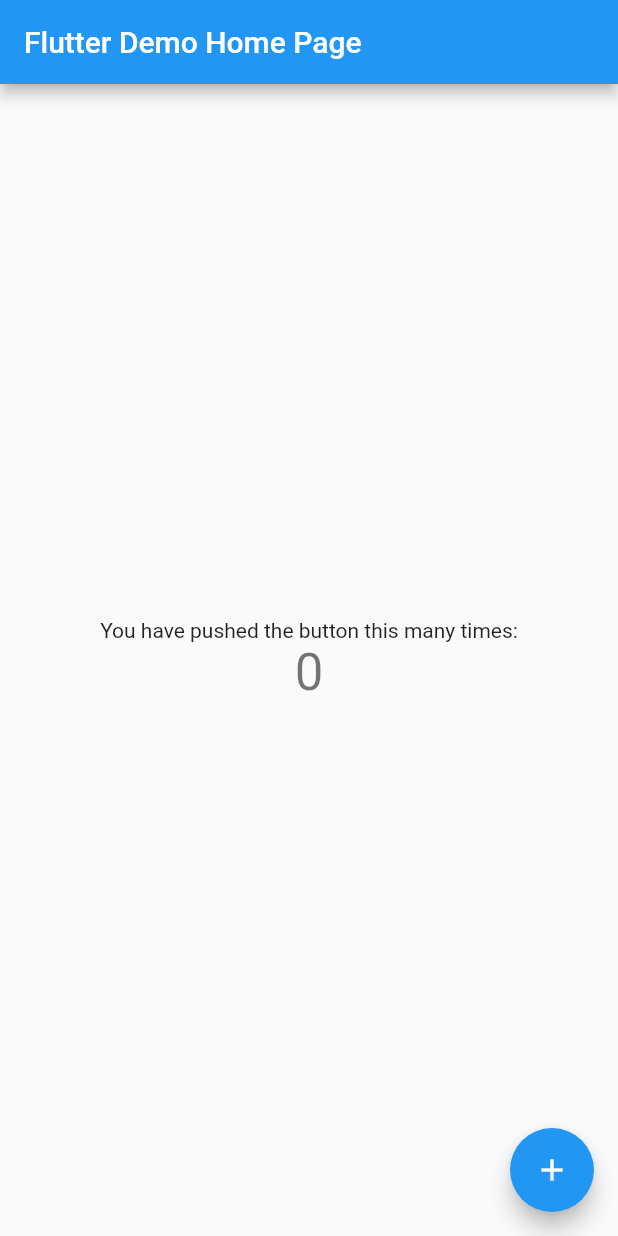
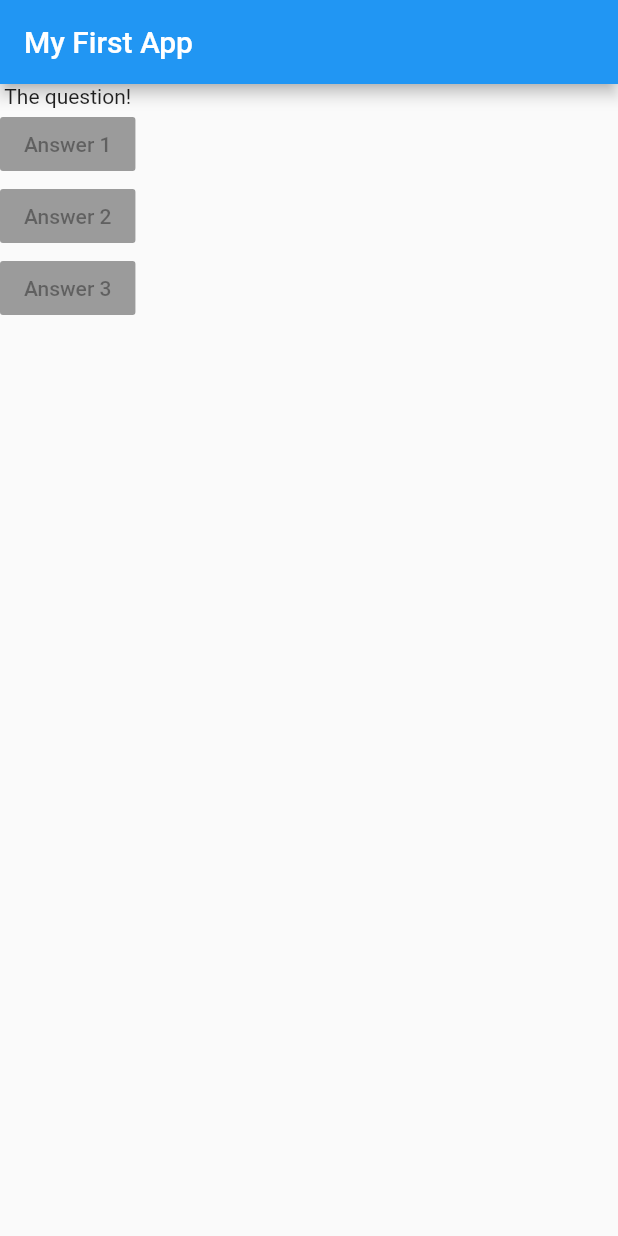
Before and after one commit to zettlrobert/flutter_quizz_app, a Flutter app: the screen it shows after launch, on a phone screen of 412 x 824 dp. Run offline on Flutter 3.47's test engine with Material 2 defaults, Android fonts, the phone set to English and light mode, and no system bars.

Commit message:
Initial Widget and Column for Buttons

```diff
--- a/lib/main.dart
+++ b/lib/main.dart
@@ -1,111 +1,30 @@
 import 'package:flutter/material.dart';
 
-void main() => runApp(MyApp());
+void main() {
+  runApp(QuizzApp());
+}
 
-class MyApp extends StatelessWidget {
-  // This widget is the root of your application.
+class QuizzApp extends StatelessWidget {
   @override
   Widget build(BuildContext context) {
+    var questions = [
+      'What\'s your favourite color?',
+      'What\'s your favourite animal?',
+    ];
     return MaterialApp(
-      title: 'Flutter Demo',
-      theme: ThemeData(
-        // This is the theme of your application.
-        //
-        // Try running your application with "flutter run". You'll see the
-        // application has a blue toolbar. Then, without quitting the app, try
-        // changing the primarySwatch below to Colors.green and then invoke
-        // "hot reload" (press "r" in the console where you ran "flutter run",
-        // or simply save your changes to "hot reload" in a Flutter IDE).
-        // Notice that the counter didn't reset back to zero; the application
-        // is not restarted.
-        primarySwatch: Colors.blue,
-      ),
-      home: MyHomePage(title: 'Flutter Demo Home Page'),
-    );
+      home: Scaffold(
+        appBar: AppBar(
+          title: Text('My First App'),
+        ), // AppBar
+        body: Column(
+          children: <Widget>[
+            Text('The question!'),
+            RaisedButton(child: Text('Answer 1'), onPressed: null,),
+            RaisedButton(child: Text('Answer 2'), onPressed: null,),
+            RaisedButton(child: Text('Answer 3'), onPressed: null,),
+          ],
+        ), // Column
+      ), // Scaffold
+    ); // Material App
   }
 }
-
-class MyHomePage extends StatefulWidget {
-  MyHomePage({Key key, this.title}) : super(key: key);
-
-  // This widget is the home page of your application. It is stateful, meaning
-  // that it has a State object (defined below) that contains fields that affect
-  // how it looks.
-
-  // This class is the configuration for the state. It holds the values (in this
-  // case the title) provided by the parent (in this case the App widget) and
-  // used by the build method of the State. Fields in a Widget subclass are
-  // always marked "final".
-
-  final String title;
-
-  @override
-  _MyHomePageState createState() => _MyHomePageState();
-}
-
-class _MyHomePageState extends State<MyHomePage> {
-  int _counter = 0;
-
-  void _incrementCounter() {
-    setState(() {
-      // This call to setState tells the Flutter framework that something has
-      // changed in this State, which causes it to rerun the build method below
-      // so that the display can reflect the updated values. If we changed
-      // _counter without calling setState(), then the build method would not be
-      // called again, and so nothing would appear to happen.
-      _counter++;
-    });
-  }
-
-  @override
-  Widget build(BuildContext context) {
-    // This method is rerun every time setState is called, for instance as done
-    // by the _incrementCounter method above.
-    //
-    // The Flutter framework has been optimized to make rerunning build methods
-    // fast, so that you can just rebuild anything that needs updating rather
-    // than having to individually change instances of widgets.
-    return Scaffold(
-      appBar: AppBar(
-        // Here we take the value from the MyHomePage object that was created by
-        // the App.build method, and use it to set our appbar title.
-        title: Text(widget.title),
-      ),
-      body: Center(
-        // Center is a layout widget. It takes a single child and positions it
-        // in the middle of the parent.
-        child: Column(
-          // Column is also a layout widget. It takes a list of children and
-          // arranges them vertically. By default, it sizes itself to fit its
-          // children horizontally, and tries to be as tall as its parent.
-          //
-          // Invoke "debug painting" (press "p" in the console, choose the
-          // "Toggle Debug Paint" action from the Flutter Inspector in Android
-          // Studio, or the "Toggle Debug Paint" command in Visual Studio Code)
-          // to see the wireframe for each widget.
-          //
-          // Column has various properties to control how it sizes itself and
-          // how it positions its children. Here we use mainAxisAlignment to
-          // center the children vertically; the main axis here is the vertical
-          // axis because Columns are vertical (the cross axis would be
-          // horizontal).
-          mainAxisAlignment: MainAxisAlignment.center,
-          children: <Widget>[
-            Text(
-              'You have pushed the button this many times:',
-            ),
-            Text(
-              '$_counter',
-              style: Theme.of(context).textTheme.display1,
-            ),
-          ],
-        ),
-      ),
-      floatingActionButton: FloatingActionButton(
-        onPressed: _incrementCounter,
-        tooltip: 'Increment',
-        child: Icon(Icons.add),
-      ), // This trailing comma makes auto-formatting nicer for build methods.
-    );
-  }
-}
```
